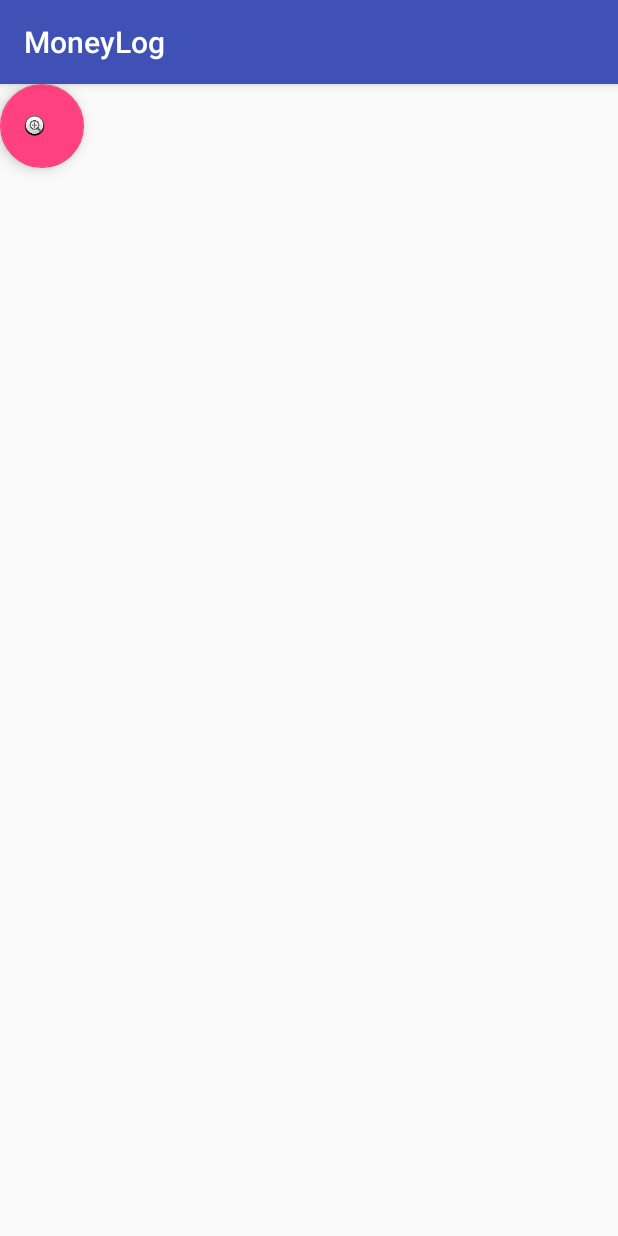
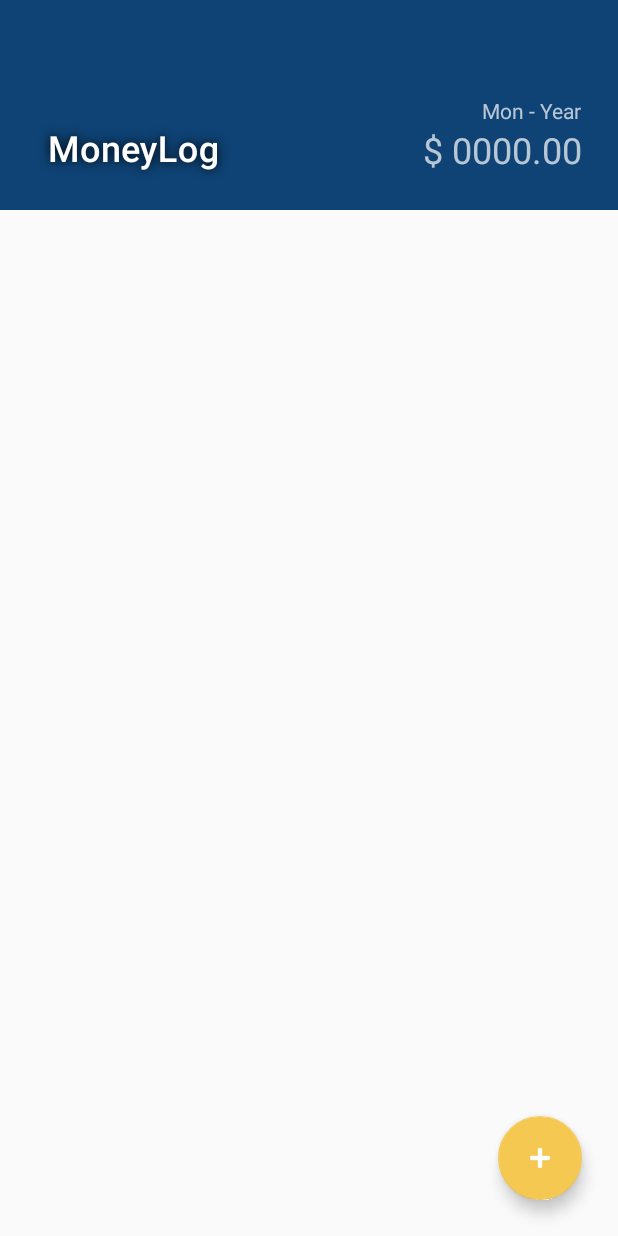
Before and after one commit to pedrolopesme/Android-Moneylog, an Android app: the screen it shows after launch (MainActivity), on a phone screen of 412 x 824 dp. Run offline under Robolectric (Android 15) with nearby library versions, the phone set to English and light mode, and no system bars; our stand-ins replace ButterKnife, Timber; 7 statements that could not run were skipped.

Commit message:
Small improvements on MainScreen and transactions list recycler view

```diff
--- a/src/app/src/main/java/com/moneylog/android/moneylog/activities/MainActivity.java
+++ b/src/app/src/main/java/com/moneylog/android/moneylog/activities/MainActivity.java
@@ -1,17 +1,17 @@
 package com.moneylog.android.moneylog.activities;
 
 import android.content.Intent;
+import android.os.Bundle;
 import android.support.design.widget.FloatingActionButton;
 import android.support.v4.app.Fragment;
 import android.support.v4.app.FragmentManager;
 import android.support.v4.app.FragmentTransaction;
 import android.support.v7.app.AppCompatActivity;
-import android.os.Bundle;
+import android.support.v7.widget.Toolbar;
 import android.view.View;
 
 import com.moneylog.android.moneylog.BuildConfig;
 import com.moneylog.android.moneylog.R;
-import com.moneylog.android.moneylog.fragments.AddTransactionFragment;
 import com.moneylog.android.moneylog.fragments.ListTransactionsFragment;
 
 import butterknife.BindView;
@@ -35,6 +35,7 @@ public class MainActivity extends AppCompatActivity {
 
         createFragment();
         setAddTransactionOnClick();
+
     }
 
     /**
--- a/src/app/src/main/java/com/moneylog/android/moneylog/adapters/TransactionRecyclerViewAdapter.java
+++ b/src/app/src/main/java/com/moneylog/android/moneylog/adapters/TransactionRecyclerViewAdapter.java
@@ -5,6 +5,7 @@ import android.support.v7.widget.RecyclerView;
 import android.view.LayoutInflater;
 import android.view.View;
 import android.view.ViewGroup;
+import android.widget.TextView;
 
 import com.moneylog.android.moneylog.R;
 import com.moneylog.android.moneylog.clickListener.TransactionItemClickListener;
@@ -12,6 +13,8 @@ import com.moneylog.android.moneylog.domain.Transaction;
 
 import java.util.List;
 
+import butterknife.BindView;
+import butterknife.ButterKnife;
 import timber.log.Timber;
 
 /**
@@ -75,9 +78,13 @@ public class TransactionRecyclerViewAdapter extends RecyclerView.Adapter<Transac
      */
     class TransactionViewHolder extends RecyclerView.ViewHolder implements View.OnClickListener {
 
+        @BindView(R.id.transaction_item_name)
+        TextView mTransactionName;
+
         TransactionViewHolder(final View itemView) {
             super(itemView);
             itemView.setOnClickListener(this);
+            ButterKnife.bind(this, itemView);
             Timber.i("View Holder Created");
         }
 
@@ -98,8 +105,8 @@ public class TransactionRecyclerViewAdapter extends RecyclerView.Adapter<Transac
          * @param transaction
          */
         public void render(Transaction transaction) {
-            // TODO: Code to render a transaction
             Timber.d("Rendering transaction " + transaction);
+            mTransactionName.setText(transaction.getName());
         }
 
 
--- a/src/app/src/main/res/layout/activity_main.xml
+++ b/src/app/src/main/res/layout/activity_main.xml
@@ -1,22 +1,84 @@
 <?xml version="1.0" encoding="utf-8"?>
-<android.support.constraint.ConstraintLayout xmlns:android="http://schemas.android.com/apk/res/android"
+<android.support.design.widget.CoordinatorLayout xmlns:android="http://schemas.android.com/apk/res/android"
+    xmlns:app="http://schemas.android.com/apk/res-auto"
     xmlns:tools="http://schemas.android.com/tools"
     android:layout_width="match_parent"
     android:layout_height="match_parent"
     tools:context="com.moneylog.android.moneylog.activities.MainActivity">
 
-    <FrameLayout
-        android:id="@+id/list_transactions_fragment"
-        android:layout_width="0dp"
-        android:layout_height="match_parent"
-        android:layout_weight="1" />
+    <android.support.design.widget.AppBarLayout
+        android:id="@+id/app_bar_transactionlist"
+        android:layout_width="match_parent"
+        android:layout_height="@dimen/app_bar_expanded_height"
+        android:elevation="4dp"
+        app:theme="@style/ThemeOverlay.AppCompat.Dark.ActionBar">
+
+        <android.support.design.widget.CollapsingToolbarLayout
+            android:layout_width="match_parent"
+            android:layout_height="match_parent"
+            android:fitsSystemWindows="true"
+            app:collapsedTitleTextAppearance="@style/Base.Theme.AppCompat.Light"
+            app:contentScrim="?attr/colorPrimary"
+            app:expandedTitleGravity="bottom"
+            app:expandedTitleTextAppearance="@style/AppTheme.Toolbar.TitleTextExpanded"
+            app:layout_scrollFlags="scroll|exitUntilCollapsed"
+            app:title="@string/app_name">
+
+            <android.support.v7.widget.Toolbar
+                android:id="@+id/main_toolbar"
+                android:layout_width="match_parent"
+                android:layout_height="?attr/actionBarSize"
+                android:background="@android:color/transparent"
+                app:layout_collapseMode="pin" />
+
+            <LinearLayout
+                android:layout_width="match_parent"
+                android:layout_height="match_parent"
+                android:gravity="bottom|end"
+                android:orientation="vertical"
+                app:layout_collapseMode="parallax">
+
+                <TextView
+                    android:id="@+id/tv_toolbar_date"
+                    style="@style/ToolbarAccountDate"
+                    android:layout_width="wrap_content"
+                    android:layout_height="wrap_content"
+                    android:text="Mon - Year" />
+
+                <TextView
+                    android:id="@+id/tv_toolbar_account_summary"
+                    style="@style/ToolbarAccountSummary"
+                    android:layout_width="wrap_content"
+                    android:layout_height="wrap_content"
+                    android:text="$ 0000.00" />
+
+            </LinearLayout>
+
+        </android.support.design.widget.CollapsingToolbarLayout>
+
+    </android.support.design.widget.AppBarLayout>
+
+    <android.support.v4.widget.NestedScrollView
+        android:id="@+id/scroll"
+        android:layout_width="match_parent"
+        android:layout_height="wrap_content"
+        android:clipToPadding="false"
+        app:layout_behavior="@string/appbar_scrolling_view_behavior">
+
+        <FrameLayout
+            android:id="@+id/list_transactions_fragment"
+            android:layout_width="fill_parent"
+            android:layout_height="wrap_content"
+            android:layout_margin="32dp" />
+
+    </android.support.v4.widget.NestedScrollView>
 
     <android.support.design.widget.FloatingActionButton
         android:id="@+id/fab_add_transaction"
         android:layout_width="wrap_content"
         android:layout_height="wrap_content"
         android:layout_gravity="bottom|end"
-        android:layout_margin="0dp"
-        android:src="@android:drawable/btn_plus" />
+        android:layout_margin="@dimen/fab_margin"
+        android:theme="@style/FabStyle" />
 
-</android.support.constraint.ConstraintLayout>
+</android.support.design.widget.CoordinatorLayout>
--- a/src/app/src/main/res/layout/item_transaction.xml
+++ b/src/app/src/main/res/layout/item_transaction.xml
@@ -1,14 +1,15 @@
 <?xml version="1.0" encoding="utf-8"?>
-<LinearLayout xmlns:android="http://schemas.android.com/apk/res/android"
+<android.support.constraint.ConstraintLayout xmlns:android="http://schemas.android.com/apk/res/android"
     android:id="@+id/ll_item_transaction"
     android:layout_width="match_parent"
-    android:layout_height="match_parent"
+    android:layout_height="wrap_content"
     android:orientation="horizontal">
 
     <TextView
         android:id="@+id/transaction_item_name"
+        style="@style/TransactionItemName"
         android:layout_width="match_parent"
         android:layout_height="match_parent"
-        android:text="Transactions HERE"/>
+        />
 
-</LinearLayout>
+</android.support.constraint.ConstraintLayout>
--- a/src/app/src/main/res/values/colors.xml
+++ b/src/app/src/main/res/values/colors.xml
@@ -1,6 +1,17 @@
 <?xml version="1.0" encoding="utf-8"?>
 <resources>
-    <color name="colorPrimary">#3F51B5</color>
-    <color name="colorPrimaryDark">#303F9F</color>
-    <color name="colorAccent">#FF4081</color>
+
+    <!-- Color Palette -->
+    <color name="blue_300">#0f6b75</color>
+    <color name="blue_500">#0F4375</color>
+    <color name="blue_700">#092A4A</color>
+    <color name="yellow_a200">#F5C852</color>
+
+    <!-- Text specific palette -->
+    <color name="title">#000000</color>
+    <color name="description">#666666</color>
+
+    <color name="colorPrimary">@color/blue_500</color>
+    <color name="colorPrimaryDark">@color/blue_700</color>
+    <color name="colorAccent">@color/yellow_a200</color>
 </resources>
--- /dev/null
+++ b/src/app/src/main/res/values/dimens.xml
@@ -0,0 +1,23 @@
+<?xml version="1.0" encoding="utf-8"?>
+<resources>
+
+    <!-- FAB -->
+    <dimen name="fab_elevation">6dp</dimen>
+    <dimen name="fab_press_translation_z">6dp</dimen>
+    <dimen name="fab_margin">24dp</dimen>
+
+    <!-- Default screen margins, per the Android Design guidelines. -->
+    <dimen name="spacing_xsmall">2dp</dimen>
+    <dimen name="spacing_medium">8dp</dimen>
+    <dimen name="spacing_large">16dp</dimen>
+    <dimen name="spacing_xlarge">32dp</dimen>
+
+    <dimen name="elevation_low">9dp</dimen>
+    <dimen name="elevation_high">12dp</dimen>
+    <dimen name="status_bar_height">25dp</dimen>
+
+    <dimen name="activity_horizontal_margin">16dp</dimen>
+    <dimen name="activity_vertical_margin">16dp</dimen>
+
+    <dimen name="app_bar_expanded_height">140dp</dimen>
+</resources>
--- a/src/app/src/main/res/values/styles.xml
+++ b/src/app/src/main/res/values/styles.xml
@@ -1,11 +1,55 @@
 <resources>
 
     <!-- Base application theme. -->
-    <style name="AppTheme" parent="Theme.AppCompat.Light.DarkActionBar">
-        <!-- Customize your theme here. -->
+    <style name="AppTheme" parent="@style/Theme.AppCompat.Light.NoActionBar">
         <item name="colorPrimary">@color/colorPrimary</item>
         <item name="colorPrimaryDark">@color/colorPrimaryDark</item>
         <item name="colorAccent">@color/colorAccent</item>
     </style>
 
+
+    <style name="AppTheme.Toolbar.TitleTextExpanded" parent="TextAppearance.Widget.AppCompat.Toolbar.Title">
+        <item name="android:textSize">24sp</item>
+        <item name="android:textStyle">normal</item>
+        <item name="android:padding">0dp</item>
+        <item name="android:shadowDy">0</item>
+        <item name="android:shadowDx">0</item>
+        <item name="android:shadowRadius">8</item>
+        <item name="android:shadowColor">@android:color/black</item>
+    </style>
+
+    <style name="AppTheme.Toolbar.TitleTextCollapsed" parent="TextAppearance.Widget.AppCompat.Toolbar.Title">
+        <item name="android:paddingRight">80sp</item>
+    </style>
+
+    <style name="FabStyle">
+        <item name="android:src">@android:drawable/ic_input_add</item>
+        <item name="android:tint">@android:color/white</item>
+        <item name="borderWidth">0dp</item>
+        <item name="elevation">@dimen/fab_elevation</item>
+        <item name="pressedTranslationZ">12dp</item>
+        <item name="rippleColor">@android:color/white</item>
+        <item name="android:elevation">@dimen/fab_elevation</item>
+    </style>
+
+    <style name="ToolbarAccountDate">
+        <item name="android:textSize">14sp</item>
+        <item name="android:textStyle">normal</item>
+        <item name="android:layout_marginRight">24dp</item>
+    </style>
+
+    <style name="ToolbarAccountSummary">
+        <item name="android:textSize">24sp</item>
+        <item name="android:textStyle">normal</item>
+        <item name="android:layout_marginBottom">24dp</item>
+        <item name="android:layout_marginRight">24dp</item>
+    </style>
+
+    <style name="TransactionItemName">
+        <item name="android:textSize">24sp</item>
+        <item name="android:textStyle">normal</item>
+        <item name="android:layout_marginBottom">24dp</item>
+        <item name="android:layout_marginRight">24dp</item>
+    </style>
+
 </resources>
```
